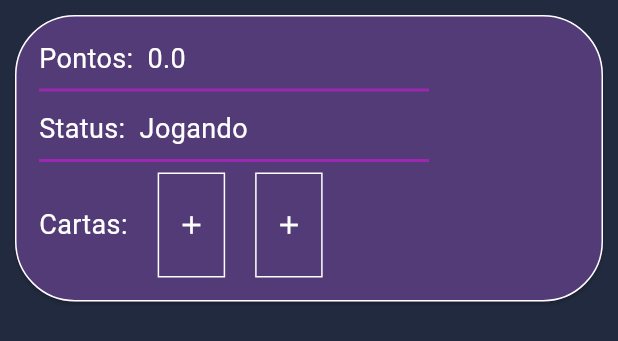
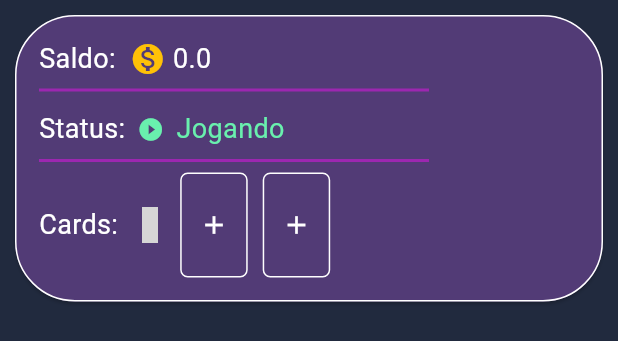
Before and after one commit to Guilfullstack/sherlock, a Flutter app: the CardPanelInfo widget shown alone on an empty page, opened directly with empty values, on a phone screen of 412 x 824 dp. Shown: the top 341 px of the screen. Run offline on Flutter 3.47's test engine with Material 3 defaults, Android fonts, the phone set to English and light mode, and no system bars; our stand-ins replace cloud_firestore, firebase_core, google_fonts, hive, hive_flutter, material_symbols_icons and 2 more; accounts and stored records are empty; network calls fail; grey boxes are pictures that could not be loaded.

Commit message:
Alterações de Layout

```diff
--- a/lib/view/page/card_page.dart
+++ b/lib/view/page/card_page.dart
@@ -9,6 +9,7 @@ class CardPage extends StatelessWidget {
     return Scaffold(
       backgroundColor: const Color(0xFF212A3E),
       appBar: AppBar(
+        centerTitle: true,
         title: const Text('Cartas do Jogo'),
         backgroundColor: Colors.black,
         foregroundColor: Colors.white,
@@ -24,7 +25,6 @@ class CardPage extends StatelessWidget {
               imagePath:
                   'images/congelar.png', // Certifique-se de adicionar uma imagem apropriada na pasta assets
             ),
-            SizedBox(width: 16), // Espaçamento entre as cartas
             GameCard(
               title: 'Escudo',
               description: 'Protege contra o próximo ataque.',
--- a/lib/view/widgets/card_panel_info.dart
+++ b/lib/view/widgets/card_panel_info.dart
@@ -1,5 +1,6 @@
 // ignore_for_file: public_member_api_docs, sort_constructors_first
 import 'package:flutter/material.dart';
+import 'package:material_symbols_icons/symbols.dart';
 
 import 'package:sherlock/controller/play_controller.dart';
 import 'package:sherlock/model/user_team.dart';
@@ -43,11 +44,15 @@ class _CardPanelInfoState extends State<CardPanelInfo> {
               mainAxisAlignment: MainAxisAlignment.start,
               children: [
                 Text(
-                  'Pontos:  ',
+                  'Saldo:  ',
                   style: TextStyle(color: cortexto, fontSize: 18),
                 ),
+                const Icon(
+                  Icons.monetization_on,
+                  color: Colors.amber,
+                ),
                 Text(
-                  '${widget.credit}',
+                  ' ${widget.credit}',
                   style: TextStyle(color: cortexto, fontSize: 18),
                 ),
               ],
@@ -64,27 +69,40 @@ class _CardPanelInfoState extends State<CardPanelInfo> {
             Row(
               mainAxisAlignment: MainAxisAlignment.start,
               children: [
-                Text.rich(
-                  TextSpan(
-                    text: 'Status:  ', // Texto comum, sem cor específica
-                    style: TextStyle(
-                        color: cortexto,
-                        fontSize: 18), // Estilo do texto padrão
-                    children: [
-                      TextSpan(
-                        text: playController.statusToString(
-                            widget.status), // Apenas a variável status
-                        style: widget.status == Status.Jogando
-                            ? const TextStyle(color: Colors.white, fontSize: 18)
-                            : widget.status == Status.Congelado
-                                ? const TextStyle(
-                                    color: Colors.blueAccent, fontSize: 18)
-                                : const TextStyle(
-                                    color: Colors.green, fontSize: 18),
-                      ),
-                    ],
+                Text(
+                  'Status:', // Texto comum, sem cor específica
+                  style: TextStyle(
+                    color: cortexto,
+                    fontSize: 18,
                   ),
-                )
+                ),
+                const SizedBox(width: 8), // Espaço entre o texto e o ícone
+                Icon(
+                  widget.status == Status.Jogando
+                      ? Icons.play_circle_fill // Ícone para "Jogando"
+                      : widget.status == Status.Congelado
+                          ? Icons.ac_unit // Ícone para "Congelado"
+                          : Icons.check_circle, // Ícone para outro status
+                  color: widget.status == Status.Jogando
+                      ? Colors.greenAccent
+                      : widget.status == Status.Congelado
+                          ? Colors.blueAccent
+                          : Colors.green,
+                  size: 18,
+                ),
+                const SizedBox(width: 8),
+                Text(
+                  playController.statusToString(widget.status) ??
+                      '', // Valor do status
+                  style: TextStyle(
+                    color: widget.status == Status.Jogando
+                        ? Colors.greenAccent
+                        : widget.status == Status.Congelado
+                            ? Colors.blueAccent
+                            : Colors.green,
+                    fontSize: 18,
+                  ),
+                ),
               ],
             ),
             const Padding(
@@ -99,15 +117,16 @@ class _CardPanelInfoState extends State<CardPanelInfo> {
               mainAxisAlignment: MainAxisAlignment.start,
               children: [
                 Text(
-                  'Cartas:',
+                  'Cards:  ',
                   style: TextStyle(color: cortexto, fontSize: 18),
                 ),
-                const SizedBox(width: 20),
+                const Icon(Symbols.poker_chip),
+                const SizedBox(width: 8),
                 CardPlay(
                     src: 'images/congelar.png',
                     tipo: CartaTipo.congelar,
                     isUsed: widget.useCardFrezee),
-                const SizedBox(width: 20),
+                const SizedBox(width: 10),
                 CardPlay(
                     src: 'images/escudo.png',
                     tipo: CartaTipo.escudo,
--- a/lib/view/widgets/card_panel_stages.dart
+++ b/lib/view/widgets/card_panel_stages.dart
@@ -31,7 +31,7 @@ class CardPanelStages extends StatelessWidget {
         ),
       ),
       height:
-          MediaQuery.of(context).size.height * 0.50, // 50% da altura da tela,
+          MediaQuery.of(context).size.height / 2.2, // 50% da altura da tela,
       margin: const EdgeInsets.symmetric(horizontal: 20, vertical: 10),
       padding: const EdgeInsets.all(10),
       child: Card(
--- a/lib/view/widgets/card_play.dart
+++ b/lib/view/widgets/card_play.dart
@@ -19,6 +19,7 @@ class CardPlay extends StatelessWidget {
       width: 45,
       height: 70,
       decoration: BoxDecoration(
+        borderRadius: const BorderRadius.all(Radius.circular(5)),
         border: Border.all(
           color: Colors.white, // Cor da borda
           width: 1.0, // Largura da borda
@@ -26,10 +27,10 @@ class CardPlay extends StatelessWidget {
         //borderRadius: BorderRadius.circular(5.0), // Bordas arredondadas
       ),
       child: isUsed
-          ?Image.asset(
-            src,
-            fit: BoxFit.cover,
-          )
+          ? Image.asset(
+              src,
+              fit: BoxFit.cover,
+            )
           : const Center(
               child: Icon(
                 Icons.add,
--- a/pubspec.yaml
+++ b/pubspec.yaml
@@ -44,6 +44,7 @@ dependencies:
   intl: ^0.19.0
   material_symbols_icons: ^4.2785.1
   photo_view: ^0.14.0
+  google_fonts: ^5.0.0
 dev_dependencies:
   flutter_test:
     sdk: flutter
```
Also changed, not shown: lib/controller/play_controller.dart (+2 -13 lines), lib/controller/tools_controller.dart (+7 -0 lines), lib/controller/user_controller.dart (+4 -5 lines), lib/view/page/home_page.dart (+15 -4 lines), lib/view/widgets/card_stage.dart (+18 -12 lines), lib/view/widgets/game_card.dart (+2 -34 lines), images/congelar.png, images/eniguima2.jpg (deleted), images/eniguima2.png (added), images/escudo.png, pubspec.lock.
